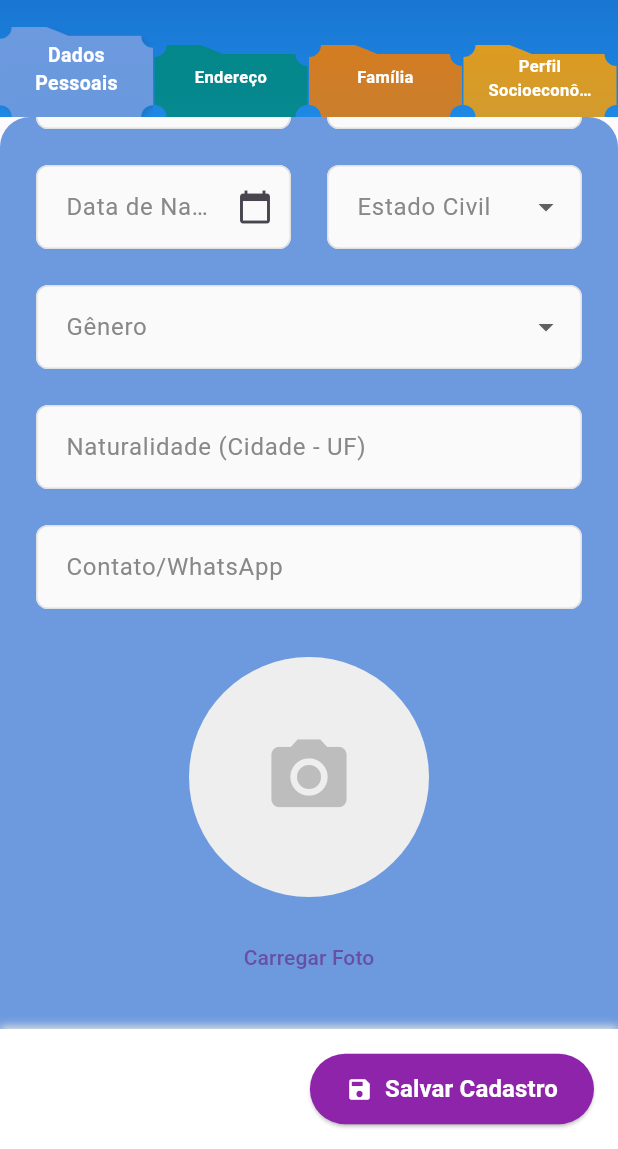
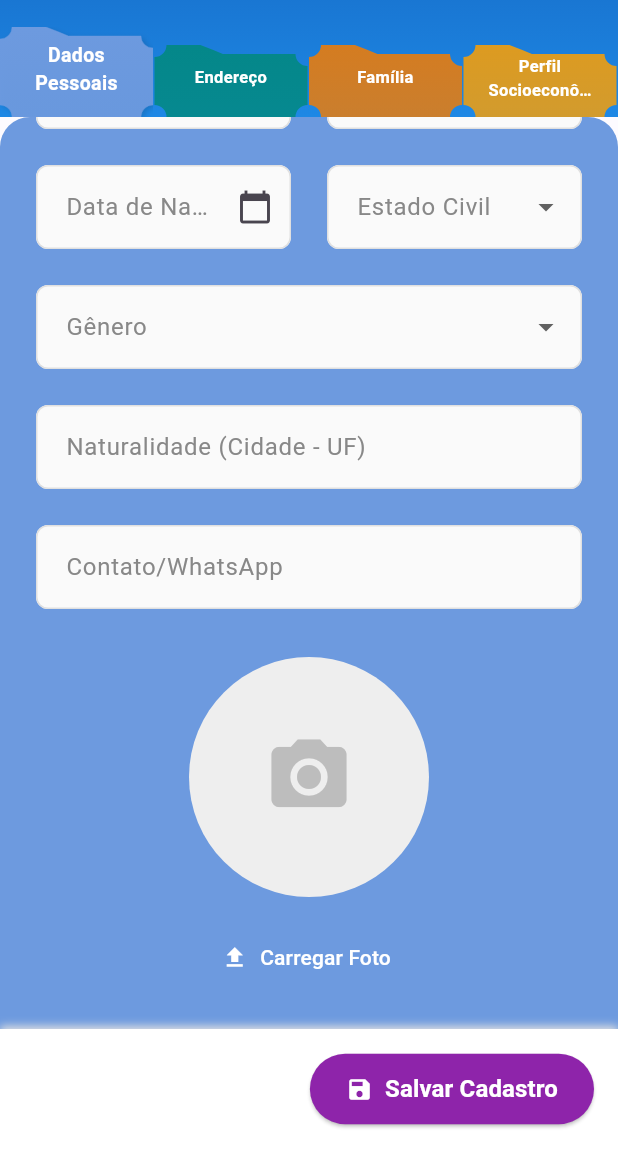
Before and after one commit to JoaoFelipeDev/assistente_social, a Flutter app: the screen it shows after launch, scrolled down 152 dp, after a tap on "Carregar Foto", on a phone screen of 412 x 824 dp, the part 87-1236 px from its top. Run offline on Flutter 3.47's test engine with Material 3 defaults, Android fonts, the phone set to English and light mode, and no system bars; our stand-ins replace equatable, flutter_bloc, image_picker, supabase_flutter; accounts and stored records are empty.

Commit message:
Add image upload functionality and enhance CadastroBloc for photo handling; introduce CadastroFotoChanged event and update CadastroState to manage photo state; modify UI to allow image selection and display.

```diff
--- a/lib/features/assistidos/bloc/cadastro_event.dart
+++ b/lib/features/assistidos/bloc/cadastro_event.dart
@@ -51,4 +51,11 @@ class CadastroGeneroChanged extends CadastroEvent {
   List<Object> get props => [genero];
 }
 
+class CadastroFotoChanged extends CadastroEvent {
+  final XFile? foto;
+  const CadastroFotoChanged(this.foto);
+  @override
+  List<Object?> get props => [foto];
+}
+
 class CadastroSubmitted extends CadastroEvent {}
--- a/lib/features/assistidos/bloc/cadastro_state.dart
+++ b/lib/features/assistidos/bloc/cadastro_state.dart
@@ -19,6 +19,8 @@ class CadastroState extends Equatable {
     this.naturalidade = '',
     this.contato = '',
     this.errorMessage = '',
+    this.submissionAttempted = false,
+    this.foto,
   });
 
   final FormStatus formStatus;
@@ -32,12 +34,23 @@ class CadastroState extends Equatable {
   final String naturalidade;
   final String contato;
   final String errorMessage;
+  final bool submissionAttempted;
+  final XFile? foto;
 
   // Propriedade computada para facilitar a lógica na UI
   bool get isCpfValid =>
       cpfStatus == CpfStatus.valid || cpfStatus == CpfStatus.initial;
+  bool get isDadosPessoaisValid {
+    return nomeCompleto.isNotEmpty &&
+        cpf.isNotEmpty &&
+        dataNascimento != null &&
+        estadoCivil != null &&
+        genero != null &&
+        isCpfValid;
+  }
 
   CadastroState copyWith({
+    bool? submissionAttempted,
     FormStatus? formStatus,
     CpfStatus? cpfStatus,
     String? nomeCompleto,
@@ -49,8 +62,10 @@ class CadastroState extends Equatable {
     String? naturalidade,
     String? contato,
     String? errorMessage,
+    XFile? foto,
   }) {
     return CadastroState(
+      submissionAttempted: submissionAttempted ?? this.submissionAttempted,
       formStatus: formStatus ?? this.formStatus,
       cpfStatus: cpfStatus ?? this.cpfStatus,
       nomeCompleto: nomeCompleto ?? this.nomeCompleto,
@@ -62,6 +77,7 @@ class CadastroState extends Equatable {
       naturalidade: naturalidade ?? this.naturalidade,
       contato: contato ?? this.contato,
       errorMessage: errorMessage ?? this.errorMessage,
+      foto: foto ?? this.foto,
     );
   }
 
--- a/lib/features/assistidos/presentation/screens/tabs/dados_pessoais_tab.dart
+++ b/lib/features/assistidos/presentation/screens/tabs/dados_pessoais_tab.dart
@@ -1,7 +1,10 @@
+import 'dart:io';
+
 import 'package:assistencia_social/features/assistidos/bloc/cadastro_bloc.dart';
 import 'package:flutter/material.dart';
 import 'package:assistencia_social/features/assistidos/domain/models/assistido_enums.dart';
 import 'package:flutter_bloc/flutter_bloc.dart';
+import 'package:image_picker/image_picker.dart';
 import 'package:intl/intl.dart';
 
 class DadosPessoaisTab extends StatefulWidget {
@@ -28,6 +31,18 @@ class _DadosPessoaisTabState extends State<DadosPessoaisTab> {
         context.read<CadastroBloc>().add(CadastroCpfUnfocused());
       }
     });
+  }
+
+  Future<void> _pickImage() async {
+    final imagePicker = ImagePicker();
+    // Abre a galeria para o usuário escolher uma imagem
+    final XFile? pickedFile =
+        await imagePicker.pickImage(source: ImageSource.gallery);
+
+    if (pickedFile != null) {
+      // Envia o evento para o BLoC com o arquivo selecionado
+      context.read<CadastroBloc>().add(CadastroFotoChanged(pickedFile));
+    }
   }
 
   Future<void> _selectDate(BuildContext context) async {
@@ -87,12 +102,28 @@ class _DadosPessoaisTabState extends State<DadosPessoaisTab> {
   Widget _buildNarrowLayout() {
     return SingleChildScrollView(
       padding: const EdgeInsets.all(24.0),
-      child: Column(
+      child: BlocBuilder<CadastroBloc, CadastroState>(
+        builder: (context, state) {
+          String? showError(String value) {
+            return state.submissionAttempted && value.isEmpty
+                ? 'Campo obrigatório'
+                : null;
+          }
+
+          String? showErrorForNullable(Object? value) {
+            return state.submissionAttempted && value == null
+                ? 'Campo obrigatório'
+                : null;
+          }
+
+          return Column(
             children: [
               _buildForm(),
               const SizedBox(height: 32),
               _buildPhotoSection(),
             ],
+          );
+        },
       ),
     );
   }
@@ -195,21 +226,31 @@ class _DadosPessoaisTabState extends State<DadosPessoaisTab> {
   }
 
   Widget _buildPhotoSection() {
+    return BlocBuilder<CadastroBloc, CadastroState>(
+      builder: (context, state) {
         return Column(
           children: [
             CircleAvatar(
               radius: 80,
               backgroundColor: Colors.grey.shade200,
-          child: Icon(Icons.camera_alt, size: 60, color: Colors.grey.shade400),
+              // Mostra a imagem selecionada ou o ícone da câmera
+              backgroundImage:
+                  state.foto != null ? FileImage(File(state.foto!.path)) : null,
+              child: state.foto == null
+                  ? Icon(Icons.camera_alt,
+                      size: 60, color: Colors.grey.shade400)
+                  : null,
             ),
             const SizedBox(height: 16),
-        TextButton(
-          onPressed: () {
-            // TODO: Implementar lógica de upload/captura de foto
-          },
-          child: const Text('Carregar Foto'),
+            TextButton.icon(
+              onPressed: _pickImage, // Chama a função para escolher a imagem
+              icon: const Icon(Icons.upload, color: Colors.white),
+              label: const Text('Carregar Foto',
+                  style: TextStyle(color: Colors.white)),
             ),
           ],
+        );
+      },
     );
   }
 
--- a/pubspec.yaml
+++ b/pubspec.yaml
@@ -39,6 +39,7 @@ dependencies:
   flutter_bloc: ^9.1.1
   equatable: ^2.0.7
   intl: ^0.20.2
+  image_picker: ^1.1.2
 
 dev_dependencies:
   flutter_test:
```
Also changed, not shown: lib/features/assistidos/bloc/cadastro_bloc.dart (+10 -1 lines), lib/features/assistidos/data/repositories/assistido_repository.dart (+29 -0 lines), pubspec.lock, 2 other files. Lines whose indentation alone changed are shown as unchanged.
